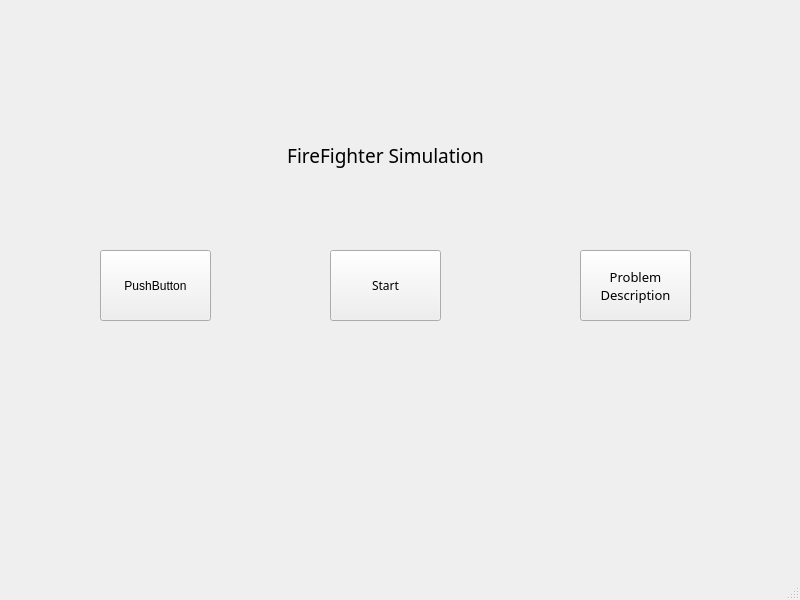
Before: the Qt Designer form titleScreen.ui in pinanlee/FirefighterProblemSimulation, drawn with Qt 5.
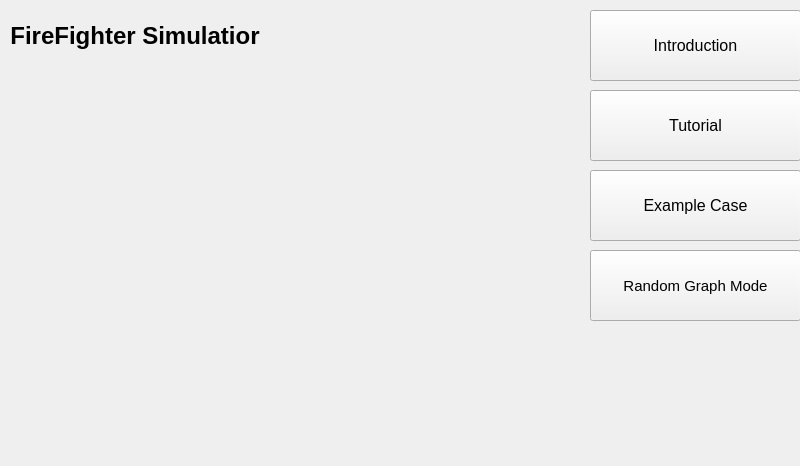
After: the same form once the commit is applied.

Commit message: update title screen ui

Diff of the .ui file:
```diff
--- a/titleScreen.ui
+++ b/titleScreen.ui
@@ -7,98 +7,174 @@
     <x>0</x>
     <y>0</y>
     <width>800</width>
-    <height>600</height>
+    <height>466</height>
    </rect>
   </property>
   <property name="windowTitle">
    <string>MainWindow</string>
   </property>
   <widget class="QWidget" name="centralwidget">
-   <widget class="QLabel" name="label">
+   <widget class="QWidget" name="widget_sidebar" native="true">
     <property name="geometry">
      <rect>
-      <x>220</x>
-      <y>50</y>
-      <width>331</width>
-      <height>211</height>
+      <x>590</x>
+      <y>0</y>
+      <width>211</width>
+      <height>471</height>
      </rect>
     </property>
-    <property name="font">
-     <font>
-      <family>Arial Rounded MT Bold</family>
-      <pointsize>14</pointsize>
-     </font>
-    </property>
-    <property name="text">
-     <string>FireFighter Simulation</string>
-    </property>
-    <property name="alignment">
-     <set>Qt::AlignCenter</set>
-    </property>
+    <widget class="QPushButton" name="button_case">
+     <property name="geometry">
+      <rect>
+       <x>0</x>
+       <y>170</y>
+       <width>211</width>
+       <height>71</height>
+      </rect>
+     </property>
+     <property name="font">
+      <font>
+       <family>Segoe UI</family>
+       <pointsize>12</pointsize>
+       <weight>50</weight>
+       <bold>false</bold>
+      </font>
+     </property>
+     <property name="text">
+      <string>Example Case</string>
+     </property>
+    </widget>
+    <widget class="QPushButton" name="startButton">
+     <property name="geometry">
+      <rect>
+       <x>0</x>
+       <y>250</y>
+       <width>211</width>
+       <height>71</height>
+      </rect>
+     </property>
+     <property name="font">
+      <font>
+       <family>Segoe UI</family>
+       <pointsize>11</pointsize>
+       <weight>50</weight>
+       <bold>false</bold>
+      </font>
+     </property>
+     <property name="text">
+      <string>Random Graph Mode</string>
+     </property>
+    </widget>
+    <widget class="QPushButton" name="button_tutorial">
+     <property name="geometry">
+      <rect>
+       <x>0</x>
+       <y>90</y>
+       <width>211</width>
+       <height>71</height>
+      </rect>
+     </property>
+     <property name="font">
+      <font>
+       <family>Segoe UI</family>
+       <pointsize>12</pointsize>
+       <weight>50</weight>
+       <bold>false</bold>
+      </font>
+     </property>
+     <property name="text">
+      <string>Tutorial</string>
+     </property>
+    </widget>
+    <widget class="QPushButton" name="button_home">
+     <property name="geometry">
+      <rect>
+       <x>0</x>
+       <y>10</y>
+       <width>211</width>
+       <height>71</height>
+      </rect>
+     </property>
+     <property name="font">
+      <font>
+       <family>Segoe UI</family>
+       <pointsize>12</pointsize>
+       <weight>50</weight>
+       <bold>false</bold>
+      </font>
+     </property>
+     <property name="text">
+      <string>Introduction</string>
+     </property>
+    </widget>
    </widget>
-   <widget class="QPushButton" name="pushButton">
+   <widget class="QWidget" name="widget_3" native="true">
     <property name="geometry">
      <rect>
-      <x>100</x>
-      <y>250</y>
-      <width>111</width>
-      <height>71</height>
+      <x>0</x>
+      <y>0</y>
+      <width>591</width>
+      <height>461</height>
      </rect>
     </property>
-    <property name="text">
-     <string>PushButton</string>
-    </property>
+    <widget class="QLabel" name="label">
+     <property name="geometry">
+      <rect>
+       <x>10</x>
+       <y>70</y>
+       <width>561</width>
+       <height>111</height>
+      </rect>
+     </property>
+     <property name="text">
+      <string/>
+     </property>
+    </widget>
+    <widget class="QWidget" name="horizontalLayoutWidget">
+     <property name="geometry">
+      <rect>
+       <x>10</x>
+       <y>10</y>
+       <width>571</width>
+       <height>51</height>
+      </rect>
+     </property>
+     <layout class="QHBoxLayout" name="horizontalLayout">
+      <item>
+       <widget class="QLabel" name="lable_pagetitle">
+        <property name="font">
+         <font>
+          <family>Segoe UI</family>
+          <pointsize>18</pointsize>
+          <weight>75</weight>
+          <bold>true</bold>
+         </font>
+        </property>
+        <property name="text">
+         <string>FireFighter Simulatior</string>
+        </property>
+        <property name="alignment">
+         <set>Qt::AlignCenter</set>
+        </property>
+       </widget>
+      </item>
+      <item>
+       <spacer name="horizontalSpacer">
+        <property name="orientation">
+         <enum>Qt::Horizontal</enum>
+        </property>
+        <property name="sizeHint" stdset="0">
+         <size>
+          <width>40</width>
+          <height>20</height>
+         </size>
+        </property>
+       </spacer>
+      </item>
+     </layout>
+    </widget>
    </widget>
-   <widget class="QPushButton" name="startButton">
-    <property name="geometry">
-     <rect>
-      <x>330</x>
-      <y>250</y>
-      <width>111</width>
-      <height>71</height>
-     </rect>
-    </property>
-    <property name="font">
-     <font>
-      <family>Arial Rounded MT Bold</family>
-     </font>
-    </property>
-    <property name="text">
-     <string>Start</string>
-    </property>
-   </widget>
-   <widget class="QPushButton" name="pushButton_3">
-    <property name="geometry">
-     <rect>
-      <x>580</x>
-      <y>250</y>
-      <width>111</width>
-      <height>71</height>
-     </rect>
-    </property>
-    <property name="font">
-     <font>
-      <family>Arial Rounded MT Bold</family>
-      <pointsize>10</pointsize>
-     </font>
-    </property>
-    <property name="text">
-     <string>Problem 
-Description</string>
-    </property>
-   </widget>
   </widget>
-  <widget class="QMenuBar" name="menubar">
-   <property name="geometry">
-    <rect>
-     <x>0</x>
-     <y>0</y>
-     <width>800</width>
-     <height>18</height>
-    </rect>
-   </property>
-  </widget>
-  <widget class="QStatusBar" name="statusbar"/>
  </widget>
  <resources/>
  <connections/>
```
Left out of the diff: 2 changed lines with no effect on the pictures. The commit also changes 6 other files.
